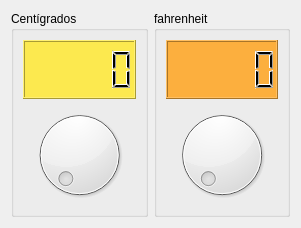
Qt form conversor.ui (thediegocoder/P61-Conversor-Temperatura) before a commit.
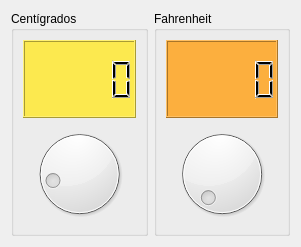
The same form after that commit.

Commit message: Eventos en GUI

Diff of the .ui file:
```diff
--- a/conversor.ui
+++ b/conversor.ui
@@ -7,7 +7,7 @@
     <x>0</x>
     <y>0</y>
     <width>301</width>
-    <height>228</height>
+    <height>247</height>
    </rect>
   </property>
   <property name="windowTitle">
@@ -28,7 +28,11 @@
        </widget>
       </item>
       <item>
-       <widget class="QDial" name="inCent"/>
+       <widget class="QDial" name="inCent">
+        <property name="minimum">
+         <number>-18</number>
+        </property>
+       </widget>
       </item>
      </layout>
     </widget>
@@ -36,7 +40,7 @@
    <item>
     <widget class="QGroupBox" name="groupBox_2">
      <property name="title">
-      <string>fahrenheit</string>
+      <string>Fahrenheit</string>
      </property>
      <layout class="QVBoxLayout" name="verticalLayout_2">
       <item>
@@ -47,7 +51,11 @@
        </widget>
       </item>
       <item>
-       <widget class="QDial" name="inFahr"/>
+       <widget class="QDial" name="inFahr">
+        <property name="maximum">
+         <number>210</number>
+        </property>
+       </widget>
       </item>
      </layout>
     </widget>
```
Left out of the diff: 35 changed lines with no effect on the pictures.
